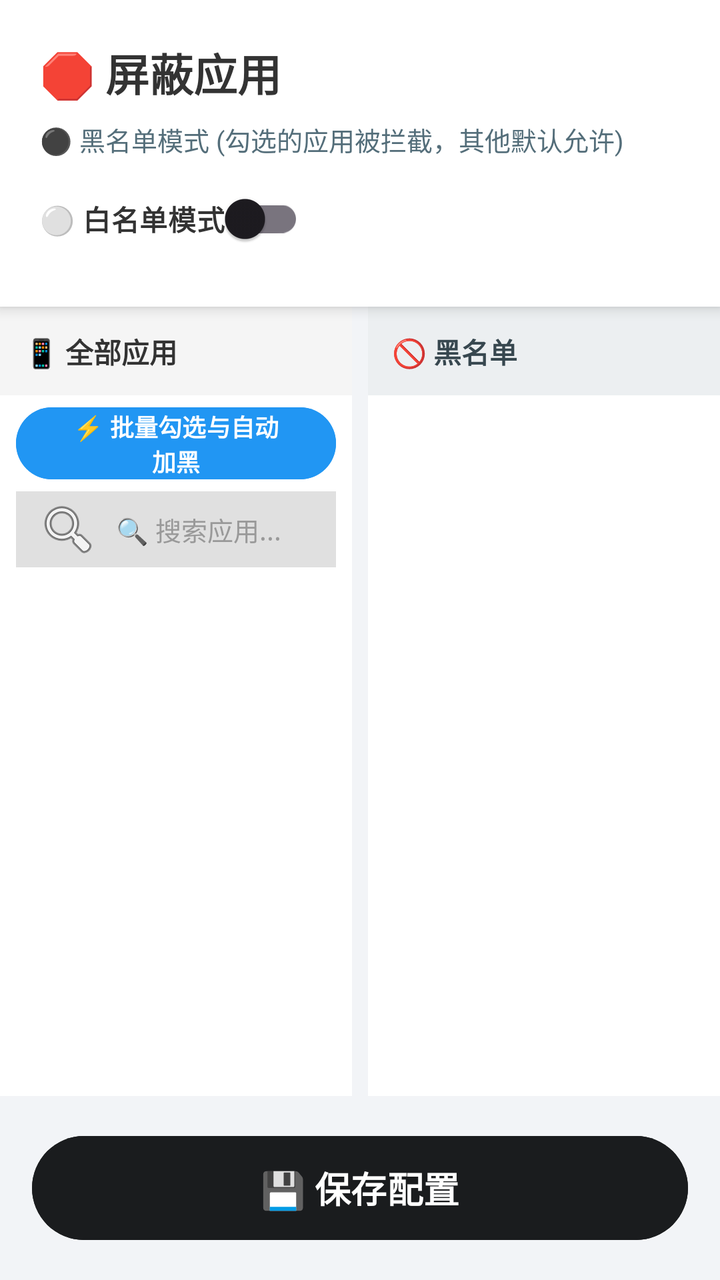
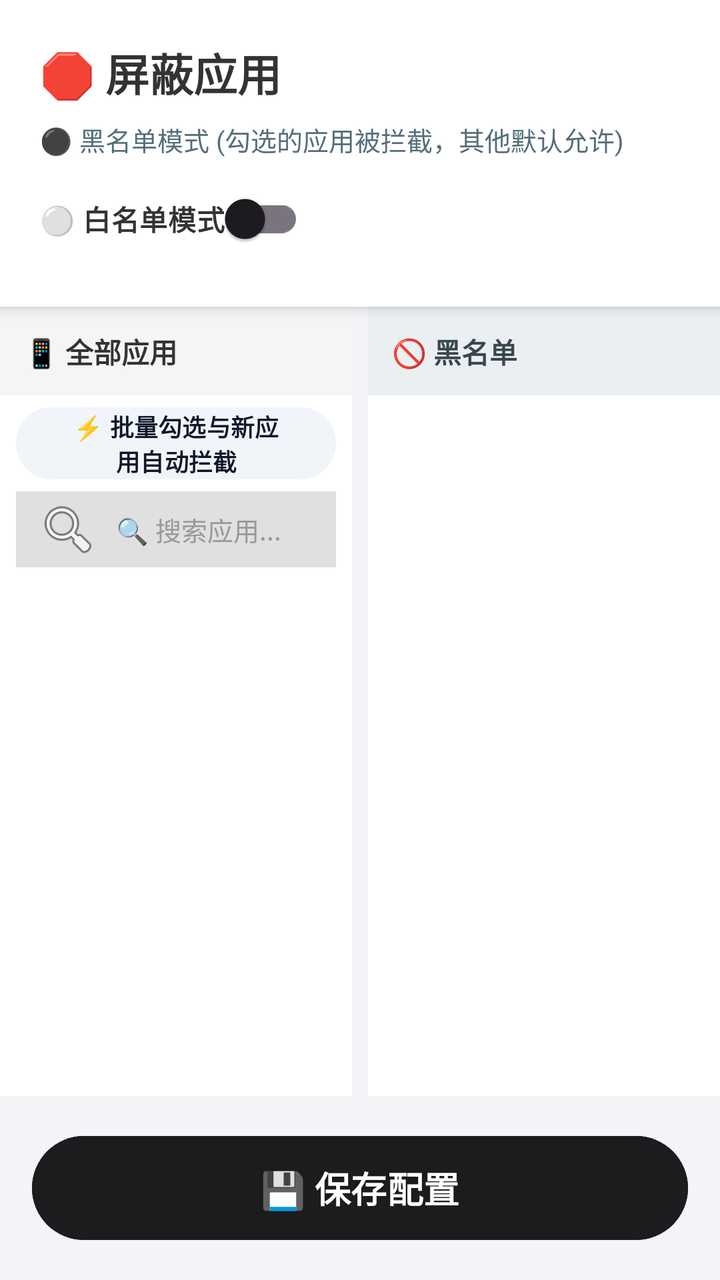

Before-and-after screenshots of an Android layout around one commit, followed by the original layout XML and the change that was made.
<!-- AndroidManifest.xml: application theme Theme.IronWill -->
<!-- res/layout/activity_app_selection.xml -->
<?xml version="1.0" encoding="utf-8"?>
<LinearLayout xmlns:android="http://schemas.android.com/apk/res/android"
    android:layout_width="match_parent"
    android:layout_height="match_parent"
    android:orientation="vertical"
    android:background="#F2F4F7">

    

    <LinearLayout
        android:layout_width="match_parent"
        android:layout_height="wrap_content"
        android:padding="20dp"
        android:background="#FFFFFF"
        android:elevation="4dp"
        android:orientation="vertical">

        <TextView
            android:id="@+id/tv_title_main"
            android:text="🛑 屏蔽应用"
            android:textSize="22sp"
            android:textStyle="bold"
            android:textColor="#333333"
            android:layout_width="wrap_content"
            android:layout_height="wrap_content"/>

        <TextView
            android:id="@+id/tv_mode_hint"
            android:text="⚫ 黑名单模式 (勾选的应用被拦截，其他默认允许)"
            android:textSize="13sp"
            android:textColor="#546E7A"
            android:layout_marginTop="8dp"
            android:layout_width="wrap_content"
            android:layout_height="wrap_content"/>

        <androidx.appcompat.widget.SwitchCompat
            android:id="@+id/switch_list_mode"
            android:layout_width="wrap_content"
            android:layout_height="wrap_content"
            android:layout_marginTop="6dp"
            android:text="⚪ 白名单模式"
            android:textSize="14sp"
            android:textStyle="bold"
            android:textColor="#333333"/>



        
        <androidx.cardview.widget.CardView
            android:id="@+id/card_pending_changes"
            android:layout_width="match_parent"
            android:layout_height="wrap_content"
            android:layout_marginTop="12dp"
            android:layout_marginBottom="4dp"
            android:visibility="gone"
            app:cardBackgroundColor="#FFF8E1"
            app:cardCornerRadius="8dp"
            app:cardElevation="2dp"
            xmlns:app="http://schemas.android.com/apk/res-auto">

            <LinearLayout
                android:layout_width="match_parent"
                android:layout_height="wrap_content"
                android:orientation="vertical"
                android:padding="12dp">

                <TextView
                    android:id="@+id/tv_lockout_hint"
                    android:layout_width="match_parent"
                    android:layout_height="wrap_content"
                    android:textSize="12sp"
                    android:textColor="#E65100"
                    android:lineSpacingExtra="4dp"
                    android:layout_marginBottom="8dp"
                    android:visibility="gone"/>

                <LinearLayout
                    android:layout_width="wrap_content"
                    android:layout_height="wrap_content"
                    android:orientation="horizontal"
                    android:gravity="center_vertical">
                    
                    <TextView
                        android:text="📝"
                        android:textSize="14sp"
                        android:layout_width="wrap_content"
                        android:layout_height="wrap_content"/>
                        
                    <TextView
                        android:text="⏳ 延迟生效表"
                        android:textStyle="bold"
                        android:textSize="13sp"
                        android:textColor="#F57F17"
                        android:layout_marginStart="6dp"
                        android:layout_width="wrap_content"
                        android:layout_height="wrap_content"/>
                </LinearLayout>

                <TextView
                    android:id="@+id/tv_pending_details"
                    android:layout_width="match_parent"
                    android:layout_height="wrap_content"
                    android:layout_marginTop="8dp"
                    android:lineSpacingExtra="4dp"
                    android:text=""
                    android:textSize="12sp"
                    android:textColor="#5D4037"/>

                <TextView
                    android:id="@+id/tv_pending_hint_legacy"
                    android:text="💡 包含次日生效的黑名单移除操作"
                    android:textSize="11sp"
                    android:textColor="#8D6E63"
                    android:layout_marginTop="6dp"
                    android:layout_width="wrap_content"
                    android:layout_height="wrap_content"/>
            </LinearLayout>
        </androidx.cardview.widget.CardView>
    </LinearLayout>

    
    <LinearLayout
        android:id="@+id/ll_segment_tools"
        android:layout_width="match_parent"
        android:layout_height="wrap_content"
        android:orientation="horizontal"
        android:gravity="center_vertical"
        android:paddingStart="16dp"
        android:paddingEnd="16dp"
        android:paddingTop="8dp"
        android:paddingBottom="8dp"
        android:background="#FFFFFF"
        android:visibility="gone">

        <Button
            android:id="@+id/btn_select_all"
            android:layout_width="0dp"
            android:layout_weight="1"
            android:layout_height="44dp"
            android:text="✅ 全选"
            android:textSize="13sp"
            android:textStyle="bold"
            android:backgroundTint="#2196F3"
            android:textColor="#FFFFFF"
            android:layout_marginEnd="4dp"
            android:insetTop="0dp"
            android:insetBottom="0dp"
            android:minHeight="0dp"
            android:paddingTop="0dp"
            android:paddingBottom="0dp"/>

        <Button
            android:id="@+id/btn_invert"
            android:layout_width="0dp"
            android:layout_weight="1"
            android:layout_height="44dp"
            android:text="🔄 反选"
            android:textSize="13sp"
            android:textStyle="bold"
            android:backgroundTint="#00897B"
            android:textColor="#FFFFFF"
            android:layout_marginStart="4dp"
            android:layout_marginEnd="4dp"
            android:insetTop="0dp"
            android:insetBottom="0dp"
            android:minHeight="0dp"
            android:paddingTop="0dp"
            android:paddingBottom="0dp"/>

        <Button
            android:id="@+id/btn_restore_global"
            android:layout_width="0dp"
            android:layout_weight="1"
            android:layout_height="44dp"
            android:text="♻️ 恢复为全局黑/白名单"
            android:textSize="13sp"
            android:textStyle="bold"
            android:backgroundTint="#546E7A"
            android:textColor="#FFFFFF"
            android:layout_marginStart="4dp"
            android:insetTop="0dp"
            android:insetBottom="0dp"
            android:minHeight="0dp"
            android:paddingTop="0dp"
            android:paddingBottom="0dp"/>
    </LinearLayout>

    <LinearLayout
        android:layout_width="match_parent"
        android:layout_height="0dp"
        android:layout_weight="1"
        android:orientation="horizontal"
        android:background="#F2F4F7">

        
        <LinearLayout
            android:layout_width="0dp"
            android:layout_height="match_parent"
            android:layout_weight="1"
            android:orientation="vertical"
            android:background="#FFFFFF"
            android:layout_marginEnd="4dp">

            
            <TextView
                android:layout_width="match_parent"
                android:layout_height="wrap_content"
                android:text="📱 全部应用"
                android:textSize="14sp"
                android:textStyle="bold"
                android:textColor="#333333"
                android:padding="12dp"
                android:background="#F5F5F5"/>

            
            <Button
                android:id="@+id/btn_quick_import"
                android:layout_width="match_parent"
                android:layout_height="36dp"
                android:layout_marginStart="8dp"
                android:layout_marginEnd="8dp"
                android:layout_marginTop="6dp"
                android:layout_marginBottom="2dp"
                android:text="⚡ 批量勾选与自动加黑"
                android:textSize="12sp"
                android:textStyle="bold"
                android:backgroundTint="#2196F3"
                android:textColor="#FFFFFF"
                android:insetTop="0dp"
                android:insetBottom="0dp"
                android:minHeight="0dp"
                android:paddingTop="0dp"
                android:paddingBottom="0dp"/>

            
            <EditText
                android:id="@+id/et_search_apps"
                android:layout_width="match_parent"
                android:layout_height="38dp"
                android:hint="🔍 搜索应用..."
                android:paddingStart="10dp"
                android:paddingEnd="10dp"
                android:paddingTop="4dp"
                android:paddingBottom="4dp"
                android:textSize="13sp"
                android:background="#FFFFFF"
                android:layout_marginStart="8dp"
                android:layout_marginEnd="8dp"
                android:layout_marginTop="4dp"
                android:layout_marginBottom="6dp"
                android:drawableStart="@android:drawable/ic_menu_search"
                android:drawablePadding="8dp"
                android:backgroundTint="#E0E0E0"
                android:textColor="#333333"
                android:textColorHint="#999999"
                android:maxLines="1"
                android:inputType="text"/>

            <ListView
                android:id="@+id/list_all_apps"
                android:layout_width="match_parent"
                android:layout_height="match_parent"
                android:padding="8dp"
                android:clipToPadding="false"
                android:divider="@null"
                android:dividerHeight="6dp"/>
        </LinearLayout>

        
        <LinearLayout
            android:layout_width="0dp"
            android:layout_height="match_parent"
            android:layout_weight="1"
            android:orientation="vertical"
            android:background="#FFFFFF"
            android:layout_marginStart="4dp">

            <TextView
                android:id="@+id/tv_selected_title"
                android:layout_width="match_parent"
                android:layout_height="wrap_content"
                android:text="🚫 黑名单"
                android:textSize="14sp"
                android:textStyle="bold"
                android:textColor="#37474F"
                android:padding="12dp"
                android:background="#ECEFF1"/>

            <ListView
                android:id="@+id/list_selected_apps"
                android:layout_width="match_parent"
                android:layout_height="match_parent"
                android:padding="8dp"
                android:clipToPadding="false"
                android:divider="@null"
                android:dividerHeight="6dp"/>
        </LinearLayout>
    </LinearLayout>

    <Button
        android:id="@+id/btn_save_apps"
        android:layout_width="match_parent"
        android:layout_height="60dp"
        android:text="💾 保存配置"
        android:textSize="18sp"
        android:textStyle="bold"
        android:backgroundTint="#1A1C1E"
        android:textColor="#FFFFFF"
        android:layout_margin="16dp"/>
</LinearLayout>
<!-- resources referenced by this layout -->
<resources>
  <style name="Theme.IronWill" parent="Base.Theme.IronWill" />
  <style name="Base.Theme.IronWill" parent="Theme.Material3.DayNight.NoActionBar">
          
          
      </style>
</resources>

<!-- the commit's change to res/layout/activity_app_selection.xml (unified diff, before → after) -->
@@ -221,11 +221,11 @@
                 android:layout_marginEnd="8dp"
                 android:layout_marginTop="6dp"
                 android:layout_marginBottom="2dp"
-                android:text="⚡ 批量勾选与自动加黑"
+                android:text="⚡ 批量勾选与新应用自动拦截"
                 android:textSize="12sp"
                 android:textStyle="bold"
-                android:backgroundTint="#2196F3"
-                android:textColor="#FFFFFF"
+                android:backgroundTint="#F1F5F9"
+                android:textColor="#0F172A"
                 android:insetTop="0dp"
                 android:insetBottom="0dp"
                 android:minHeight="0dp"
